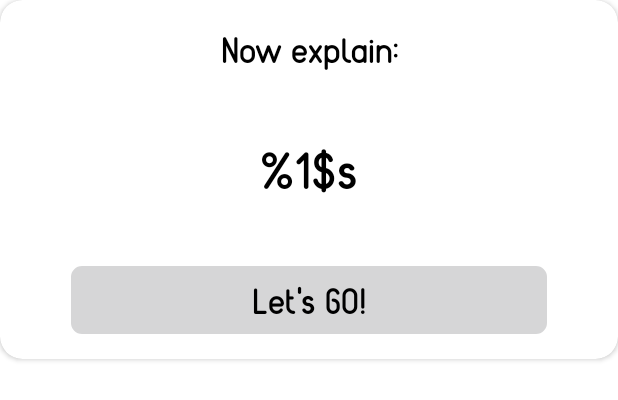
After one commit to shmatozz/SoundQuiz, an Android app: the layout dialog_new_player_step.xml on its own in the app's theme, with its tools: preview values and no code run, on a phone screen of 412 x 824 dp. The commit adds this screen. Shown: the top 400 px of the screen. Run offline under Robolectric (Android 15) with nearby library versions, the phone set to English and light mode, and no system bars.

Commit message:
add new strings and dialog windows layouts

```diff
--- /dev/null
+++ b/app/src/main/res/layout/dialog_new_player_step.xml
@@ -0,0 +1,59 @@
+<?xml version="1.0" encoding="utf-8"?>
+<androidx.cardview.widget.CardView xmlns:android="http://schemas.android.com/apk/res/android"
+    xmlns:app="http://schemas.android.com/apk/res-auto"
+    android:layout_width="match_parent"
+    android:layout_height="wrap_content"
+    app:cardCornerRadius="15dp">
+
+    <androidx.constraintlayout.widget.ConstraintLayout
+        android:layout_width="match_parent"
+        android:layout_height="wrap_content">
+
+        <TextView
+            android:id="@+id/now_explain_title"
+            android:layout_width="wrap_content"
+            android:layout_height="wrap_content"
+            android:layout_marginStart="8dp"
+            android:layout_marginTop="16dp"
+            android:layout_marginEnd="8dp"
+            android:fontFamily="@font/reef"
+            android:text="@string/now_explain"
+            android:textColor="@color/black"
+            android:textSize="24sp"
+            app:layout_constraintBottom_toTopOf="@+id/player_now_explain"
+            app:layout_constraintEnd_toEndOf="parent"
+            app:layout_constraintStart_toStartOf="parent"
+            app:layout_constraintTop_toTopOf="parent" />
+
+        <TextView
+            android:id="@+id/player_now_explain"
+            android:layout_width="wrap_content"
+            android:layout_height="wrap_content"
+            android:layout_marginStart="8dp"
+            android:layout_marginTop="40dp"
+            android:layout_marginEnd="8dp"
+            android:layout_marginBottom="40dp"
+            android:fontFamily="@font/reef"
+            android:text="@string/name"
+            android:textColor="@color/black"
+            android:textSize="34sp"
+            app:layout_constraintBottom_toTopOf="@+id/lets_go_button"
+            app:layout_constraintEnd_toEndOf="parent"
+            app:layout_constraintStart_toStartOf="parent"
+            app:layout_constraintTop_toBottomOf="@+id/now_explain_title" />
+
+        <Button
+            android:id="@+id/lets_go_button"
+            android:layout_width="320dp"
+            android:layout_height="48dp"
+            android:layout_marginStart="32dp"
+            android:layout_marginEnd="32dp"
+            android:layout_marginBottom="15dp"
+            android:fontFamily="@font/reef"
+            android:text="@string/lets_go"
+            android:textSize="24sp"
+            app:layout_constraintBottom_toBottomOf="parent"
+            app:layout_constraintEnd_toEndOf="parent"
+            app:layout_constraintStart_toStartOf="parent" />
+    </androidx.constraintlayout.widget.ConstraintLayout>
+</androidx.cardview.widget.CardView>
--- a/app/src/main/res/values/strings.xml
+++ b/app/src/main/res/values/strings.xml
@@ -22,4 +22,9 @@
     <string name="sport_words">poker,billiards,tennis,hammer throwing,bobsleigh,biathlon,basketball,baseball,birpong,bowling,archery,golf,athletics,bodybuilding,programming,sumo,surfing,figure skating,chess,hobbyhorsing</string>
     <string name="professions_words">miner,blacksmith,cashier,fireman,programmer,accountant,croupier,sapper,judge,butcher,barber,bartender,security guard,woodcutter,demolition man,welder,DJ,gardener,cook,chemist</string>
     <string name="nature_words">hail,penguin,heat,beach,mountain river,dolphin,bonfire,childbirth,flood,swamp,waterfall,volcanic eruption,ant,eagle,avalanche,silence,ice,earthquake,exclusion zone,potato field</string>
+    <string name="who_guess">Who guess the word?</string>
+    <string name="nobody_guess">Nobody guess</string>
+    <string name="lets_go">Let\'s GO!</string>
+    <string name="name" translatable="false">%1$s</string>
+    <string name="now_explain">Now explain:</string>
 </resources>
```
Also changed, not shown: app/src/main/res/layout/dialog_time_over.xml (added, +42 -0 lines), 1 other file.
